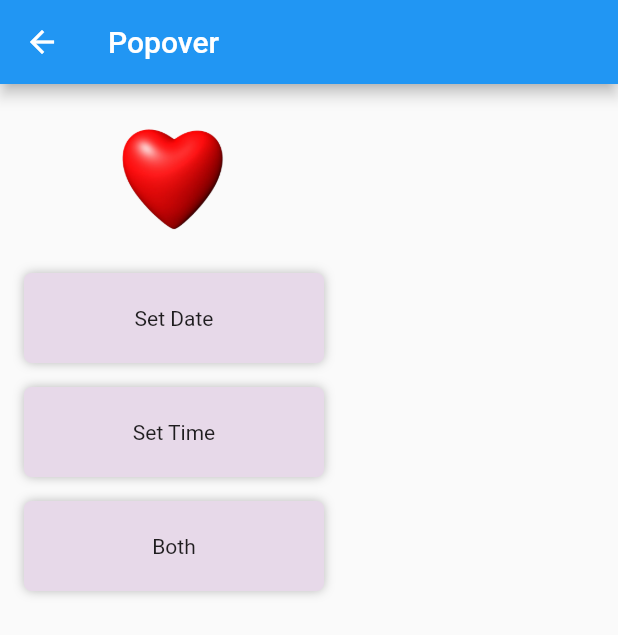
After one commit to GitHubStuff/helper_package, a Flutter app: the screen it shows after launch, after a tap on "Show Popover", on a phone screen of 412 x 824 dp. The commit adds this screen. Shown: the top 635 px of the screen. Run offline on Flutter 3.47's test engine with Material 2 defaults, Android fonts, the phone set to English and light mode, and no system bars; our stand-ins replace flutter_modular, hive_flutter, hooks_riverpod and 1 more; missing offline and left inert: dart:ffi; accounts and stored records are empty; generated files the repository leaves out were written again.

Commit message:
Polish to Picker window

```diff
--- a/example/lib/main.dart
+++ b/example/lib/main.dart
@@ -1,17 +1,20 @@
 import 'package:flutter/material.dart';
 import 'package:flutter_modular/flutter_modular.dart';
+import 'package:helper_package/helper_package.dart';
+import 'package:hooks_riverpod/hooks_riverpod.dart';
 
 import 'screens/app_module.dart';
 
 void main() async {
   WidgetsFlutterBinding.ensureInitialized();
+  await Palette.setup();
 
-  runApp(
-    ModularApp(
+  runApp(ProviderScope(
+    child: ModularApp(
       module: AppModule(),
       child: const MyApp(),
     ),
-  );
+  ));
 }
 
 class MyApp extends StatelessWidget {
@@ -19,6 +22,7 @@ class MyApp extends StatelessWidget {
 
   @override
   Widget build(BuildContext context) {
+    Modular.setNavigatorKey(Global.navigatorKey);
     return MaterialApp.router(
       routeInformationParser: Modular.routeInformationParser,
       routerDelegate: Modular.routerDelegate,
--- a/example/lib/screens/app_module.dart
+++ b/example/lib/screens/app_module.dart
@@ -1,3 +1,4 @@
+import 'package:example/screens/popover_screen.dart';
 import 'package:flutter_modular/flutter_modular.dart';
 
 import 'home_scaffold.dart';
@@ -13,5 +14,6 @@ class AppModule extends Module {
   @override
   final List<ModularRoute> routes = [
     ChildRoute('/', child: (_, __) => const HomeScaffold()),
+    ChildRoute(PopoverScreen.route, child: (_, __) => const PopoverScreen())
   ];
 }
--- a/example/lib/screens/home_scaffold.dart
+++ b/example/lib/screens/home_scaffold.dart
@@ -1,6 +1,9 @@
 // ignore_for_file: sort_child_properties_last
 
+import 'package:example/screens/popover_screen.dart';
 import 'package:flutter/material.dart';
+import 'package:flutter_modular/flutter_modular.dart';
+import 'package:helper_package/helper_package.dart';
 
 import '../gen/assets.gen.dart';
 
@@ -21,13 +24,19 @@ class HomeScaffold extends StatelessWidget {
         mainAxisAlignment: MainAxisAlignment.center,
         children: [
           SizedBox(
-            width: 200,
-            height: 200,
+            width: 50,
+            height: 50,
             child: Padding(
               padding: const EdgeInsets.all(8.0),
               child: Assets.images.ltmm1024x1024.image(),
             ),
           ),
+          ElevatedButton(
+            onPressed: () {
+              Modular.to.pushNamed(PopoverScreen.route);
+            },
+            child: const Text('Show Popover'),
+          ).paddingAll(8.0),
         ],
       ),
     );
--- /dev/null
+++ b/example/lib/screens/popover_screen.dart
@@ -0,0 +1,127 @@
+// ignore_for_file: sort_child_properties_last
+
+import 'package:flutter/material.dart';
+import 'package:flutter_modular/flutter_modular.dart';
+import 'package:helper_package/helper_package.dart';
+
+import '../gen/assets.gen.dart';
+
+class PopoverScreen extends StatelessWidget {
+  static const String route = '/PopoverScreen';
+
+  const PopoverScreen({super.key});
+
+  @override
+  Widget build(BuildContext context) {
+    return Scaffold(
+      appBar: appBar(context),
+      body: homeWidget(context),
+      floatingActionButton: null,
+    );
+  }
+
+  AppBar appBar(BuildContext context) {
+    return AppBar(
+      title: const Text('Popover'),
+      leading: IconButton(
+        icon: const Icon(Icons.arrow_back),
+        onPressed: () {
+          Modular.to.pop();
+        },
+      ),
+    );
+  }
+
+  Widget homeWidget(BuildContext context) {
+    return SingleChildScrollView(
+      child: Column(
+        mainAxisAlignment: MainAxisAlignment.spaceAround,
+        crossAxisAlignment: CrossAxisAlignment.center,
+        children: [
+          SizedBox(
+            width: 110,
+            height: 110,
+            child: Padding(
+              padding: const EdgeInsets.all(8.0),
+              child: Assets.images.ltmm1024x1024.image(),
+            ),
+          ),
+          const Button(
+            caption: 'Set Date',
+            pickerType: PickerType.date,
+          ).paddingAll(8.0),
+          const Button(
+            caption: 'Set Time',
+            pickerType: PickerType.time,
+          ).paddingAll(8.0),
+          const Button(
+            caption: 'Both',
+            pickerType: PickerType.dateTime,
+          ).paddingAll(8.0),
+        ],
+      ),
+    ).paddingAll(8.0);
+  }
+}
+
+class Button extends StatefulWidget {
+  const Button(
+      {super.key,
+      required this.caption,
+      this.pickerType = PickerType.dateTime});
+  final String caption;
+  final PickerType pickerType;
+  @override
+  State<Button> createState() => _Button();
+}
+
+class _Button extends State<Button> {
+  late String caption;
+
+  @override
+  void initState() {
+    super.initState();
+    caption = widget.caption;
+  }
+
+  @override
+  Widget build(BuildContext context) {
+    return PopoverDateTimePicker(
+      onSet: (dateTime) {
+        debugPrint('onSet: $dateTime');
+        setState(() {
+          switch (widget.pickerType) {
+            case PickerType.date:
+              caption = dateTime.shortDate();
+              break;
+            case PickerType.time:
+              caption = dateTime.shortTime();
+              break;
+            case PickerType.dateTime:
+              caption = '${dateTime.shortDate()} ${dateTime.shortTime()}';
+              break;
+          }
+        });
+      },
+      onDismiss: () {
+        debugPrint('Dismissed');
+      },
+      showDate: true,
+      showTime: true,
+      includeSeconds: false,
+      child: target(caption),
+    );
+  }
+
+  Widget target(String caption) {
+    return Container(
+        width: 200,
+        height: 60,
+        decoration: const BoxDecoration(
+          color: Color.fromARGB(255, 231, 217, 233),
+          borderRadius: BorderRadius.all(Radius.circular(5)),
+          boxShadow: [BoxShadow(color: Colors.black26, blurRadius: 5)],
+        ),
+        child: Center(child: Text(caption)));
+  }
+}
--- a/example/pubspec.yaml
+++ b/example/pubspec.yaml
@@ -15,6 +15,9 @@ dependencies:
   app_settings: ^4.2.0          # A Flutter plugin for opening iOS and Android phone settings from an app.
   cupertino_icons: ^1.0.5       # This is an asset repo for Cupertino widgets.
   flutter_modular: ^5.0.3       # Smart project structure with dependency injection and route management
+  helper_package:
+    path: ../
+  hooks_riverpod: ^2.3.6       # A simple way to manage state in your application
 
 # dart run build_runner build -d
 dev_dependencies:
--- a/lib/source/widgets/popover_datetime_picker/popover_datetime_picker.dart
+++ b/lib/source/widgets/popover_datetime_picker/popover_datetime_picker.dart
@@ -21,6 +21,7 @@ part 'source/time_picker.dart';
 enum PickerType {
   date,
   time,
+  dateTime,
 }
 
 const _diameterRatio = 1.5;
```
Also changed, not shown: 1 other file.
